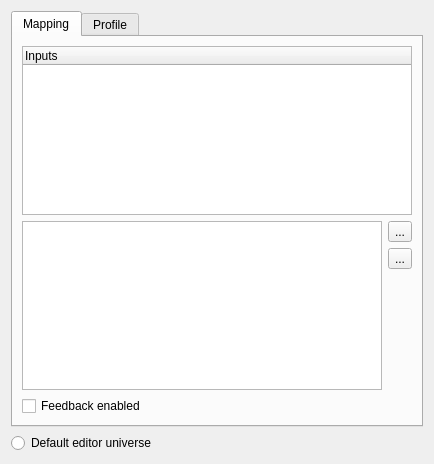
Old version of the form trunk/ui/src/inputpatcheditor.ui in the repository Bondzio/qlc.
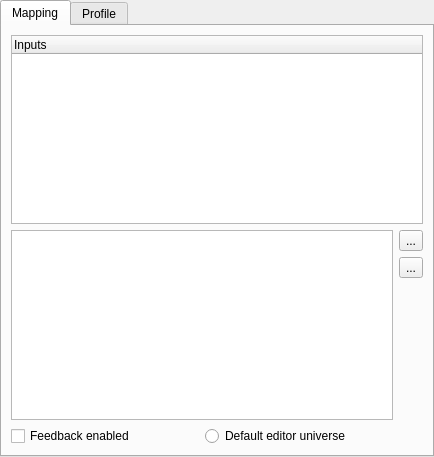
New version of the form. Icons and pictures are not drawn.

Commit message: Unified output/input managers/editors

```diff
--- a/trunk/ui/src/inputpatcheditor.ui
+++ b/trunk/ui/src/inputpatcheditor.ui
@@ -7,13 +7,19 @@
     <x>0</x>
     <y>0</y>
     <width>434</width>
-    <height>464</height>
+    <height>457</height>
    </rect>
   </property>
   <property name="windowTitle">
    <string>Input patch editor</string>
   </property>
   <layout class="QGridLayout" name="gridLayout_3">
+   <property name="margin">
+    <number>0</number>
+   </property>
+   <property name="spacing">
+    <number>0</number>
+   </property>
    <item row="0" column="0" colspan="2">
     <widget class="QTabWidget" name="m_tab">
      <property name="currentIndex">
@@ -24,7 +30,7 @@
        <string>Mapping</string>
       </attribute>
       <layout class="QGridLayout" name="gridLayout_2">
-       <item row="0" column="0" colspan="2">
+       <item row="0" column="0" colspan="3">
         <widget class="QTreeWidget" name="m_mapTree">
          <property name="sizePolicy">
           <sizepolicy hsizetype="Expanding" vsizetype="Expanding">
@@ -39,7 +45,7 @@
          </column>
         </widget>
        </item>
-       <item row="1" column="0" rowspan="3">
+       <item row="1" column="0" rowspan="3" colspan="2">
         <widget class="QTextBrowser" name="m_infoBrowser">
          <property name="sizePolicy">
           <sizepolicy hsizetype="Expanding" vsizetype="Expanding">
@@ -49,7 +55,7 @@
          </property>
         </widget>
        </item>
-       <item row="1" column="1">
+       <item row="1" column="2">
         <widget class="QToolButton" name="m_configureButton">
          <property name="text">
           <string notr="true">...</string>
@@ -60,13 +66,33 @@
          </property>
          <property name="iconSize">
           <size>
-           <width>26</width>
-           <height>26</height>
+           <width>32</width>
+           <height>32</height>
           </size>
          </property>
         </widget>
        </item>
-       <item row="3" column="1">
+       <item row="2" column="2">
+        <widget class="QToolButton" name="m_reconnectButton">
+         <property name="toolTip">
+          <string>Attempt to re-connect the current plugin</string>
+         </property>
+         <property name="text">
+          <string notr="true">...</string>
+         </property>
+         <property name="icon">
+          <iconset resource="qlcui.qrc">
+           <normaloff>:/detach.png</normaloff>:/detach.png</iconset>
+         </property>
+         <property name="iconSize">
+          <size>
+           <width>32</width>
+           <height>32</height>
+          </size>
+         </property>
+        </widget>
+       </item>
+       <item row="3" column="2">
         <spacer name="verticalSpacer">
          <property name="orientation">
           <enum>Qt::Vertical</enum>
@@ -89,23 +115,13 @@
          </property>
         </widget>
        </item>
-       <item row="2" column="1">
-        <widget class="QToolButton" name="m_reconnectButton">
+       <item row="4" column="1" colspan="2">
+        <widget class="QRadioButton" name="m_editorUniverseRadio">
          <property name="toolTip">
           <string>Attempt to re-connect the current plugin</string>
          </property>
          <property name="text">
-          <string notr="true">...</string>
-         </property>
-         <property name="icon">
-          <iconset resource="qlcui.qrc">
-           <normaloff>:/detach.png</normaloff>:/detach.png</iconset>
-         </property>
-         <property name="iconSize">
-          <size>
-           <width>26</width>
-           <height>26</height>
-          </size>
+          <string>Default editor universe</string>
          </property>
         </widget>
        </item>
@@ -211,16 +227,6 @@
      </widget>
     </widget>
    </item>
-   <item row="1" column="0">
-    <widget class="QRadioButton" name="m_editorUniverseRadio">
-     <property name="toolTip">
-      <string>Use this universe for e.g. scene channel value setting in scene editor</string>
-     </property>
-     <property name="text">
-      <string>Default editor universe</string>
-     </property>
-    </widget>
-   </item>
   </layout>
  </widget>
  <resources>
```
Left out of the diff: 14 changed lines with no effect on the pictures. The commit also changes 5 other files.
